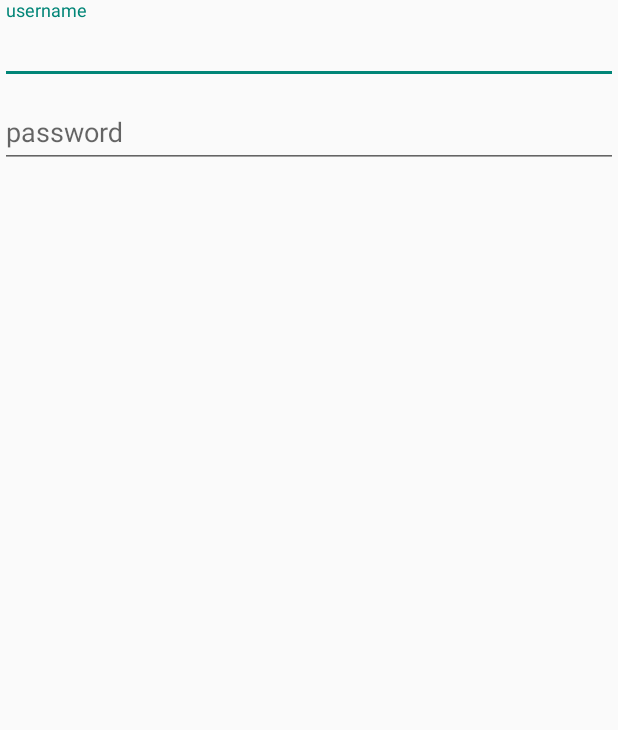
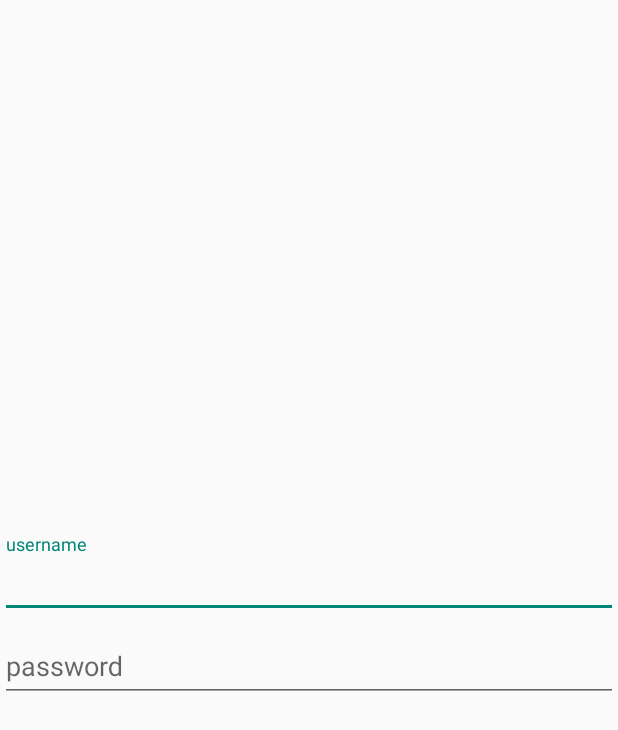
Before and after one commit to BJTUNourriture/Nourriture, an Android app: the LoginActivity screen opened directly, with no data from a screen before it, on a phone screen of 412 x 824 dp. Shown: the top 730 px of the screen. Run offline under Robolectric (Android 15) with nearby library versions, the phone set to English and light mode, and no system bars.

Commit message:
center vertical loginactivity

```diff
--- a/source/android/app/src/main/res/layout/login_layout.xml
+++ b/source/android/app/src/main/res/layout/login_layout.xml
@@ -6,7 +6,9 @@
     <LinearLayout
         android:layout_width="match_parent"
         android:layout_height="match_parent"
-        android:orientation="vertical">
+        android:orientation="vertical"
+        android:gravity="center_vertical"
+        >
 
         <android.support.design.widget.TextInputLayout
             android:id="@+id/input_layout_login_username"
```
